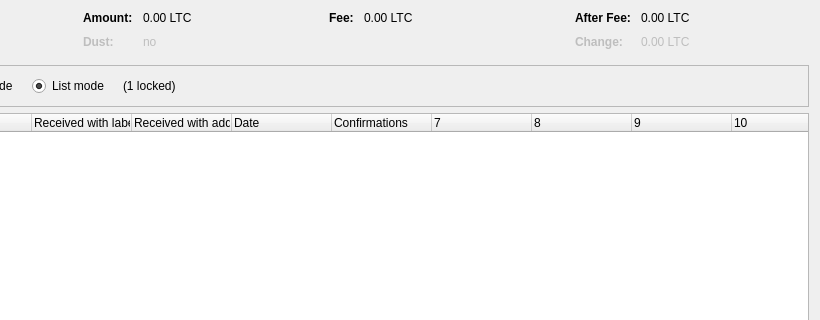
Above: src/qt/forms/coincontroldialog.ui from JoffreyB31/ApsioCoin before the change; both pictures show x 180 to 1000 and y 0 to 320 of the 1000 by 500 pixel window. Below: the same form after it.
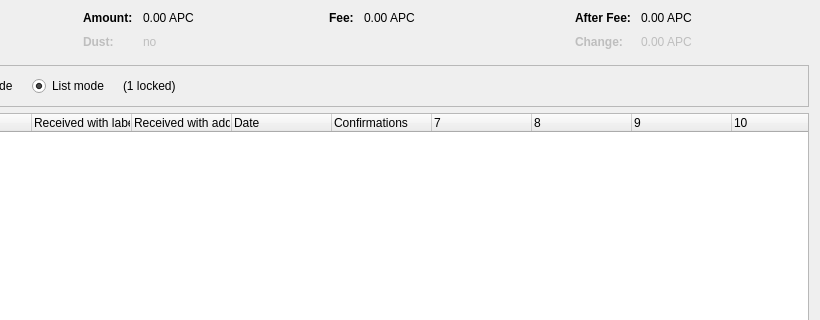
That is the form after the change. Custom widgets are drawn as their Qt base class.

```diff
--- a/src/qt/forms/coincontroldialog.ui
+++ b/src/qt/forms/coincontroldialog.ui
@@ -132,7 +132,7 @@
           <enum>Qt::ActionsContextMenu</enum>
          </property>
          <property name="text">
-          <string notr="true">0.00 LTC</string>
+          <string notr="true">0.00 APC</string>
          </property>
          <property name="textInteractionFlags">
           <set>Qt::LinksAccessibleByMouse|Qt::TextSelectableByKeyboard|Qt::TextSelectableByMouse</set>
@@ -212,7 +212,7 @@
           <enum>Qt::ActionsContextMenu</enum>
          </property>
          <property name="text">
-          <string notr="true">0.00 LTC</string>
+          <string notr="true">0.00 APC</string>
          </property>
          <property name="textInteractionFlags">
           <set>Qt::LinksAccessibleByMouse|Qt::TextSelectableByKeyboard|Qt::TextSelectableByMouse</set>
@@ -257,7 +257,7 @@
           <enum>Qt::ActionsContextMenu</enum>
          </property>
          <property name="text">
-          <string notr="true">0.00 LTC</string>
+          <string notr="true">0.00 APC</string>
          </property>
          <property name="textInteractionFlags">
           <set>Qt::LinksAccessibleByMouse|Qt::TextSelectableByKeyboard|Qt::TextSelectableByMouse</set>
@@ -292,7 +292,7 @@
           <enum>Qt::ActionsContextMenu</enum>
          </property>
          <property name="text">
-          <string notr="true">0.00 LTC</string>
+          <string notr="true">0.00 APC</string>
          </property>
          <property name="textInteractionFlags">
           <set>Qt::LinksAccessibleByMouse|Qt::TextSelectableByKeyboard|Qt::TextSelectableByMouse</set>
```
